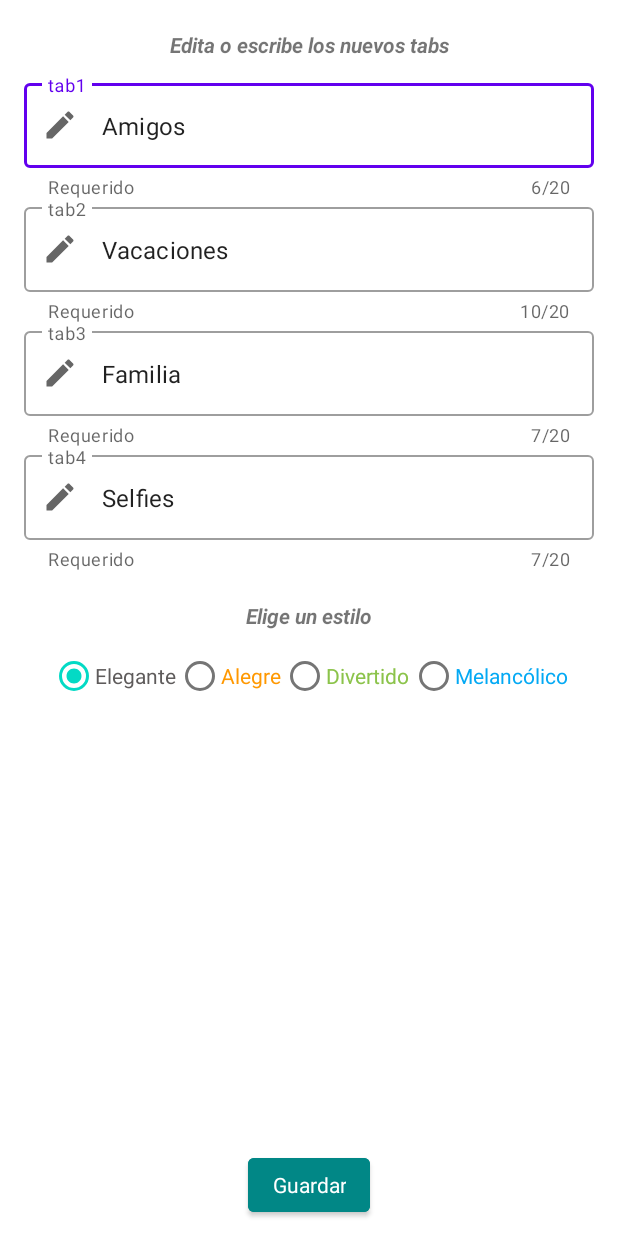
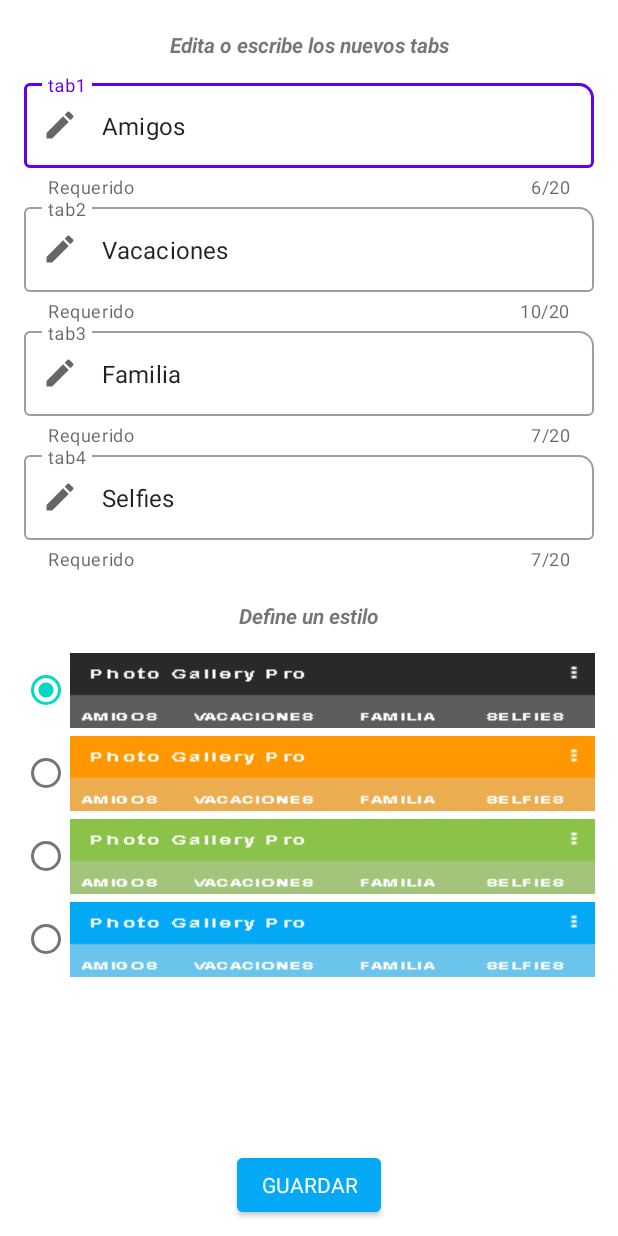
Before and after one commit to joseolivagarcia/PhotoGalleryPro, an Android app: the ConfigActivity screen opened directly, with no data from a screen before it, on a phone screen of 412 x 824 dp. Run offline under Robolectric (Android 15) with nearby library versions, the phone set to English and light mode, and no system bars; our stand-ins replace Room's generated code.

Commit message:
retoques esteticos en la actividad de configuracion

```diff
--- a/app/src/main/java/joseoliva/com/photogallerypro/AddPictureActivity.kt
+++ b/app/src/main/java/joseoliva/com/photogallerypro/AddPictureActivity.kt
@@ -42,7 +42,6 @@ class AddPictureActivity : AppCompatActivity() {
 
         //recojo el codigotab que me viene del fragment
         val codigotab = intent.extras!!.getInt("codigotab")
-        Toast.makeText(this,"recibo el codigotab $codigotab",Toast.LENGTH_SHORT).show()
 
         //inicio el viewmodel
         viewModel = ViewModelProvider(
@@ -81,7 +80,7 @@ class AddPictureActivity : AppCompatActivity() {
                 //guardo la imagen en el dispositivo movil
                 imageUri?.let {
                     ImageController.saveImage(this@AddPictureActivity,idfoto.toLong(),it)
-                    Toast.makeText(this,"guardo la foto $idfoto",Toast.LENGTH_SHORT).show()
+
                     /*Al guardar la foto guardo tambien en el preferenceManager el
                     idfoto +1 para tener siempre guardado el que sera el siguiente idfoto
                      */
--- a/app/src/main/res/layout/activity_config.xml
+++ b/app/src/main/res/layout/activity_config.xml
@@ -10,7 +10,7 @@
         android:id="@+id/tvtitulo"
         android:layout_width="match_parent"
         android:layout_height="wrap_content"
-        android:text="@string/titulo_config_tabs"
+        android:text="@string/titulo_configura_tabs"
         android:textAlignment="center"
         app:layout_constraintTop_toTopOf="parent"
         android:layout_marginTop="20dp"
@@ -27,6 +27,7 @@
         android:layout_marginLeft="16dp"
         android:layout_marginRight="16dp"
         style="@style/Widget.MaterialComponents.TextInputLayout.OutlinedBox"
+        app:boxCornerRadiusTopEnd="10dp"
         app:helperText="Requerido"
         app:startIconDrawable="@drawable/ic_edit"
         app:counterEnabled="true"
@@ -47,6 +48,7 @@
         android:layout_marginLeft="16dp"
         android:layout_marginRight="16dp"
         style="@style/Widget.MaterialComponents.TextInputLayout.OutlinedBox"
+        app:boxCornerRadiusTopEnd="10dp"
         app:helperText="Requerido"
         app:startIconDrawable="@drawable/ic_edit"
         app:counterEnabled="true"
@@ -67,6 +69,7 @@
         android:layout_marginLeft="16dp"
         android:layout_marginRight="16dp"
         style="@style/Widget.MaterialComponents.TextInputLayout.OutlinedBox"
+        app:boxCornerRadiusTopEnd="10dp"
         app:helperText="Requerido"
         app:startIconDrawable="@drawable/ic_edit"
         app:counterEnabled="true"
@@ -87,6 +90,7 @@
         android:layout_marginLeft="16dp"
         android:layout_marginRight="16dp"
         style="@style/Widget.MaterialComponents.TextInputLayout.OutlinedBox"
+        app:boxCornerRadiusTopEnd="10dp"
         app:helperText="Requerido"
         app:startIconDrawable="@drawable/ic_edit"
         app:counterEnabled="true"
@@ -104,7 +108,7 @@
         android:id="@+id/tvtitulo2"
         android:layout_width="match_parent"
         android:layout_height="wrap_content"
-        android:text="@string/titulo_config_style"
+        android:text="@string/titulo_define_estilo"
         android:textAlignment="center"
         app:layout_constraintTop_toBottomOf="@id/iltab4"
         android:layout_marginTop="20dp"
@@ -116,52 +120,39 @@
         android:id="@+id/rg"
         android:layout_width="match_parent"
         android:layout_height="wrap_content"
-        android:orientation="horizontal"
+        android:orientation="vertical"
         android:gravity="center"
         app:layout_constraintTop_toBottomOf="@id/tvtitulo2"
         android:layout_marginTop="15dp">
 
         <RadioButton
             android:id="@+id/rbelegante"
-            android:layout_width="30dp"
-            android:layout_height="30dp"
-            android:text="Elegante"
-            android:checked="true"/>
-        <TextView
             android:layout_width="wrap_content"
             android:layout_height="wrap_content"
-            android:text="@string/elegante"
-            android:textColor="@color/grey" />
+            android:drawableRight="@drawable/elegante"
+            android:checked="true"/>
+
         <RadioButton
             android:id="@+id/rbalegre"
-            android:layout_width="30dp"
-            android:layout_height="30dp"
-            android:text="Alegre"/>
-        <TextView
             android:layout_width="wrap_content"
             android:layout_height="wrap_content"
-            android:text="@string/alegre"
-            android:textColor="@color/orange" />
+            android:drawableRight="@drawable/alegre"
+            android:layout_marginTop="5dp"/>
+
         <RadioButton
             android:id="@+id/rbdivertido"
-            android:layout_width="30dp"
-            android:layout_height="30dp"
-            android:text="Divertido"/>
-        <TextView
             android:layout_width="wrap_content"
             android:layout_height="wrap_content"
-            android:text="@string/divertido"
-            android:textColor="@color/green" />
+            android:drawableRight="@drawable/divertido"
+            android:layout_marginTop="5dp"/>
+
         <RadioButton
             android:id="@+id/rbmelancolico"
-            android:layout_width="30dp"
-            android:layout_height="30dp"
-            android:text="Melancolico"/>
-        <TextView
             android:layout_width="wrap_content"
             android:layout_height="wrap_content"
-            android:text="@string/melancolico"
-            android:textColor="@color/blue" />
+            android:drawableRight="@drawable/melancolico"
+            android:layout_marginTop="5dp"/>
+
     </RadioGroup>
 
     <Button
@@ -171,9 +162,9 @@
         app:layout_constraintBottom_toBottomOf="parent"
         android:layout_marginBottom="10dp"
         style="@style/Widget.MaterialComponents.TextInputLayout.OutlinedBox"
-        android:backgroundTint="@color/teal_700"
+        android:backgroundTint="@color/blue"
         app:layout_constraintStart_toStartOf="parent"
         app:layout_constraintEnd_toEndOf="parent"
-        android:text="Guardar"/>
+        android:text="@string/btnguardar"/>
 
 </androidx.constraintlayout.widget.ConstraintLayout>
--- a/app/src/main/res/layout/activity_main.xml
+++ b/app/src/main/res/layout/activity_main.xml
@@ -19,7 +19,7 @@
             android:layout_width="match_parent"
             android:layout_height="wrap_content"
             android:layout_gravity="center_vertical"
-            app:title="Photo Gallery Pro"
+            app:title="@string/titulo"
             android:background="@color/grey_dark"
             app:titleTextColor="@color/white" />
 
--- a/app/src/main/res/layout/item_imagen.xml
+++ b/app/src/main/res/layout/item_imagen.xml
@@ -26,6 +26,7 @@
         android:textColor="@color/black"
         android:textStyle="bold|italic"
         android:layout_marginBottom="30dp"
+        app:layout_constraintTop_toBottomOf=""
         app:layout_constraintBottom_toBottomOf="parent"
         app:layout_constraintEnd_toEndOf="parent"
         app:layout_constraintStart_toStartOf="parent" />
--- a/app/src/main/res/values/colors.xml
+++ b/app/src/main/res/values/colors.xml
@@ -16,7 +16,7 @@
     <color name="blue">#03A9F4</color>
     <color name="blue_light">#6AC4EC</color>
     <color name="green">#8BC34A</color>
-    <color name="green_light">#9DC56E</color>
+    <color name="green_light">#A2C47B</color>
     <color name="yellow">#FFEB3B</color>
 
     <!--array para el selector de colores-->
--- a/app/src/main/res/values/strings.xml
+++ b/app/src/main/res/values/strings.xml
@@ -1,11 +1,13 @@
 <resources>
     <string name="app_name">PhotoGalleryPro</string>
+    <string name="titulo">Photo Gallery Pro</string>
 
-    <string name="titulo_config_tabs">Edita o escribe los nuevos tabs</string>
-    <string name="titulo_config_style">Elige un estilo</string>
+    <string name="titulo_configura_tabs">Edita o escribe los nuevos tabs</string>
+    <string name="titulo_define_estilo">Define un estilo</string>
 
     <string name="elegante">Elegante</string>
     <string name="alegre">Alegre</string>
     <string name="divertido">Divertido</string>
     <string name="melancolico">Melancólico</string>
+    <string name="btnguardar">GUARDAR</string>
 </resources>
```
Also changed, not shown: app/src/main/res/layout/activity_add_picture.xml (+25 -8 lines), app/src/main/res/drawable-v24/alegre.png (added), app/src/main/res/drawable-v24/divertido.png (added), app/src/main/res/drawable-v24/elegante.png (added), app/src/main/res/drawable-v24/melancolico.png (added).
